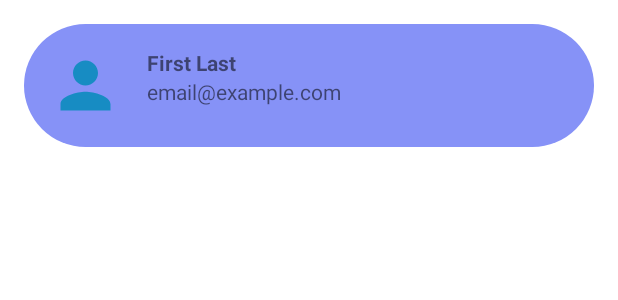
After one commit to l-ZaiDev-l/Sbiksla, an Android app: the layout viewholder_users.xml on its own in the app's theme, with its tools: preview values and no code run, on a phone screen of 412 x 824 dp. The commit adds this screen. Shown: the top 300 px of the screen. Run offline under Robolectric (Android 15) with nearby library versions, the phone set to English and light mode, and no system bars.

Commit message:
Users Display

```diff
--- a/app/build.gradle
+++ b/app/build.gradle
@@ -8,7 +8,7 @@ android {
 
     defaultConfig {
         applicationId "ma.ensa.myapplication"
-        minSdk 16
+        minSdk 19
         targetSdk 33
         versionCode 1
         versionName "1.0"
@@ -33,6 +33,7 @@ dependencies {
     implementation 'androidx.appcompat:appcompat:1.6.1'
     implementation 'com.google.android.material:material:1.11.0'
     implementation 'androidx.constraintlayout:constraintlayout:2.1.4'
+    implementation 'com.google.firebase:firebase-firestore:24.1.0'
     testImplementation 'junit:junit:4.13.2'
     androidTestImplementation 'androidx.test.ext:junit:1.1.5'
     androidTestImplementation 'androidx.test.espresso:espresso-core:3.5.1'
--- a/app/src/main/AndroidManifest.xml
+++ b/app/src/main/AndroidManifest.xml
@@ -1,6 +1,7 @@
 <?xml version="1.0" encoding="utf-8"?>
 <manifest xmlns:android="http://schemas.android.com/apk/res/android"
     xmlns:tools="http://schemas.android.com/tools">
+
 
     <application
         android:allowBackup="true"
--- a/app/src/main/java/ma/ensa/myapplication/Database/DatabaseHelper.java
+++ b/app/src/main/java/ma/ensa/myapplication/Database/DatabaseHelper.java
@@ -80,6 +80,10 @@ public class DatabaseHelper extends SQLiteOpenHelper {
         SQLiteDatabase sqLiteDatabase = this.getReadableDatabase();
         Cursor resultat = sqLiteDatabase.rawQuery("SELECT * FROM popular", null);
         return resultat;
+    }
+    public Cursor getAllUsers() {
+        SQLiteDatabase db = this.getReadableDatabase();
+        return db.rawQuery("SELECT * FROM Users", null);
     }
     public long insertPopular(String title, String location, String description, int bed, int guide, float score, String pic, int wifi, double price,int categoryId) {
         SQLiteDatabase db = this.getWritableDatabase();
--- /dev/null
+++ b/app/src/main/res/drawable/baseline_person_24.xml
@@ -0,0 +1,5 @@
+<vector android:height="24dp" android:tint="#178CC3"
+    android:viewportHeight="24" android:viewportWidth="24"
+    android:width="24dp" xmlns:android="http://schemas.android.com/apk/res/android">
+    <path android:fillColor="@android:color/white" android:pathData="M12,12c2.21,0 4,-1.79 4,-4s-1.79,-4 -4,-4 -4,1.79 -4,4 1.79,4 4,4zM12,14c-2.67,0 -8,1.34 -8,4v2h16v-2c0,-2.66 -5.33,-4 -8,-4z"/>
+</vector>
--- a/app/src/main/res/layout/activity_main.xml
+++ b/app/src/main/res/layout/activity_main.xml
@@ -42,11 +42,11 @@
 
                     <ImageView
                         android:id="@+id/imageView3"
-                        android:layout_width="wrap_content"
-                        android:layout_height="wrap_content"
+                        android:layout_width="80dp"
+                        android:layout_height="80dp"
                         app:layout_constraintStart_toStartOf="parent"
                         app:layout_constraintTop_toTopOf="parent"
-                        app:srcCompat="@drawable/profile" />
+                        app:srcCompat="@drawable/baseline_person_24" />
 
                     <TextView
                         android:id="@+id/full_name"
--- a/app/src/main/res/layout/viewholder_popular.xml
+++ b/app/src/main/res/layout/viewholder_popular.xml
@@ -20,10 +20,11 @@
         android:layout_height="65dp"
         android:layout_marginStart="8dp"
         android:layout_marginEnd="8dp"
-        android:layout_marginBottom="8dp"
+        android:layout_marginBottom="16dp"
         android:background="@drawable/white_half_background"
         app:layout_constraintBottom_toBottomOf="parent"
         app:layout_constraintEnd_toEndOf="parent"
+        app:layout_constraintHorizontal_bias="0.0"
         app:layout_constraintStart_toStartOf="parent">
 
         <TextView
@@ -71,8 +72,8 @@
             android:layout_height="wrap_content"
             android:layout_marginEnd="8dp"
             android:text="0.0"
+            android:textColor="@color/black"
             android:textSize="12sp"
-            android:textColor="@color/black"
             app:layout_constraintBottom_toBottomOf="@+id/locationTxt"
             app:layout_constraintEnd_toEndOf="parent"
             app:layout_constraintTop_toTopOf="@+id/locationTxt" />
--- /dev/null
+++ b/app/src/main/res/layout/viewholder_users.xml
@@ -0,0 +1,38 @@
+<?xml version="1.0" encoding="utf-8"?>
+<LinearLayout xmlns:android="http://schemas.android.com/apk/res/android"
+    xmlns:app="http://schemas.android.com/apk/res-auto"
+    android:layout_width="match_parent"
+    android:layout_height="wrap_content"
+    android:orientation="horizontal"
+    android:background="@drawable/intro_background"
+    android:padding="16dp"
+    android:layout_margin="16dp">
+
+    <ImageView
+        android:id="@+id/imageView"
+        android:layout_width="50dp"
+        android:layout_height="50dp"
+        android:layout_marginEnd="16dp"
+        android:scaleType="centerCrop"
+        app:srcCompat="@drawable/baseline_person_24" />
+
+    <LinearLayout
+        android:layout_width="0dp"
+        android:layout_height="wrap_content"
+        android:layout_weight="1"
+        android:orientation="vertical">
+
+        <TextView
+            android:id="@+id/textViewName"
+            android:layout_width="wrap_content"
+            android:layout_height="wrap_content"
+            android:textStyle="bold"
+            android:text="First Last" />
+
+        <TextView
+            android:id="@+id/textViewEmail"
+            android:layout_width="wrap_content"
+            android:layout_height="wrap_content"
+            android:text="email@example.com" />
+    </LinearLayout>
+</LinearLayout>
```
Also changed, not shown: app/src/main/java/ma/ensa/myapplication/Activities/activity_display_users.java (+64 -1 lines), app/src/main/java/ma/ensa/myapplication/Adapters/UserAdapter.java (+70 -2 lines), app/src/main/java/ma/ensa/myapplication/Domains/UserDomain.java (added, +91 -0 lines).
